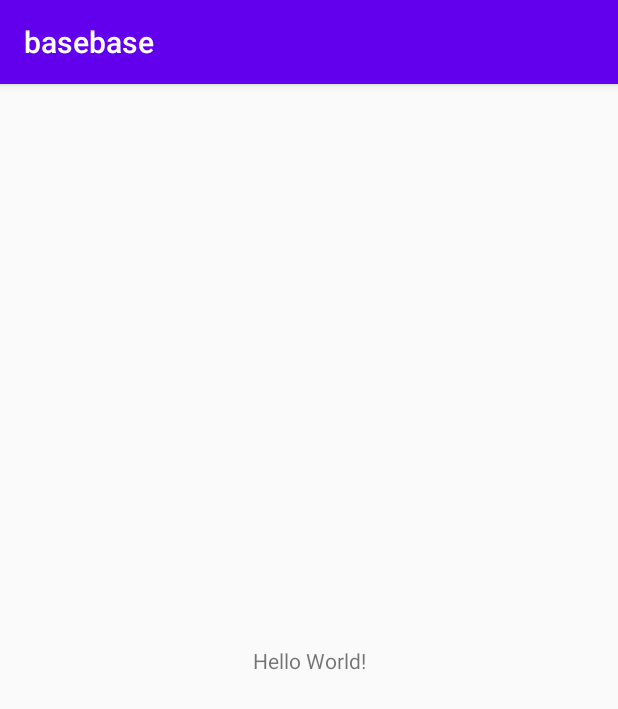
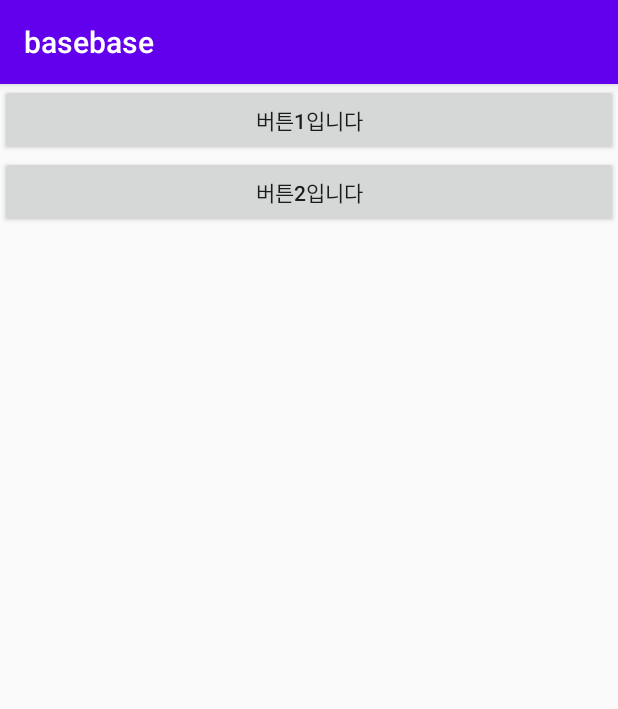
Before and after one commit to DongGeon0908/Android_Study, an Android app: the screen it shows after launch (MainActivity), on a phone screen of 412 x 824 dp. Shown: the top 709 px of the screen. Run offline under Robolectric (Android 15) with nearby library versions, the light colour scheme and no system bars.

Commit message:
기본 버튼 기능

```diff
--- a/basebase/app/src/main/java/kr/ac/hs/basebase/MainActivity.java
+++ b/basebase/app/src/main/java/kr/ac/hs/basebase/MainActivity.java
@@ -3,12 +3,32 @@ package kr.ac.hs.basebase;
 import androidx.appcompat.app.AppCompatActivity;
 
 import android.os.Bundle;
+import android.view.View;
+import android.widget.Button;
+import android.widget.Toast;
 
 public class MainActivity extends AppCompatActivity {
 
+
+    Button button1;
     @Override
     protected void onCreate(Bundle savedInstanceState) {
         super.onCreate(savedInstanceState);
         setContentView(R.layout.activity_main);
+
+        button1 =(Button) findViewById(R.id.strBtn1);
+
+
+        button1.setOnClickListener(new View.OnClickListener() {
+            @Override
+            public void onClick(View v) {
+
+                Toast.makeText(getApplicationContext(),"버튼을 눌름", Toast.LENGTH_SHORT).show();
+
+            }
+        });
+
     }
+
+
 }
--- a/basebase/app/src/main/res/layout/activity_main.xml
+++ b/basebase/app/src/main/res/layout/activity_main.xml
@@ -1,18 +1,28 @@
 <?xml version="1.0" encoding="utf-8"?>
-<androidx.constraintlayout.widget.ConstraintLayout xmlns:android="http://schemas.android.com/apk/res/android"
+<LinearLayout xmlns:android="http://schemas.android.com/apk/res/android"
     xmlns:app="http://schemas.android.com/apk/res-auto"
     xmlns:tools="http://schemas.android.com/tools"
     android:layout_width="match_parent"
     android:layout_height="match_parent"
-    tools:context=".MainActivity">
+    tools:context=".MainActivity"
+    android:orientation="vertical">
 
-    <TextView
-        android:layout_width="wrap_content"
+    <Button
+    android:layout_width="match_parent"
+    android:layout_height="wrap_content"
+    android:id="@+id/strBtn1"
+    android:text="@string/btn1"
+    >
+
+    </Button>
+
+    <Button
+        android:layout_width="match_parent"
         android:layout_height="wrap_content"
-        android:text="Hello World!"
-        app:layout_constraintBottom_toBottomOf="parent"
-        app:layout_constraintLeft_toLeftOf="parent"
-        app:layout_constraintRight_toRightOf="parent"
-        app:layout_constraintTop_toTopOf="parent" />
+        android:id="@+id/strBtn2"
+        android:text="@string/btn2"
+        >
 
-</androidx.constraintlayout.widget.ConstraintLayout>
+    </Button>
+
+</LinearLayout>
--- a/basebase/app/src/main/res/values/strings.xml
+++ b/basebase/app/src/main/res/values/strings.xml
@@ -1,3 +1,5 @@
 <resources>
     <string name="app_name">basebase</string>
+    <string name="btn1">버튼1입니다</string>
+    <string name="btn2">버튼2입니다</string>
 </resources>
```
Also changed, not shown: 2 other files.
